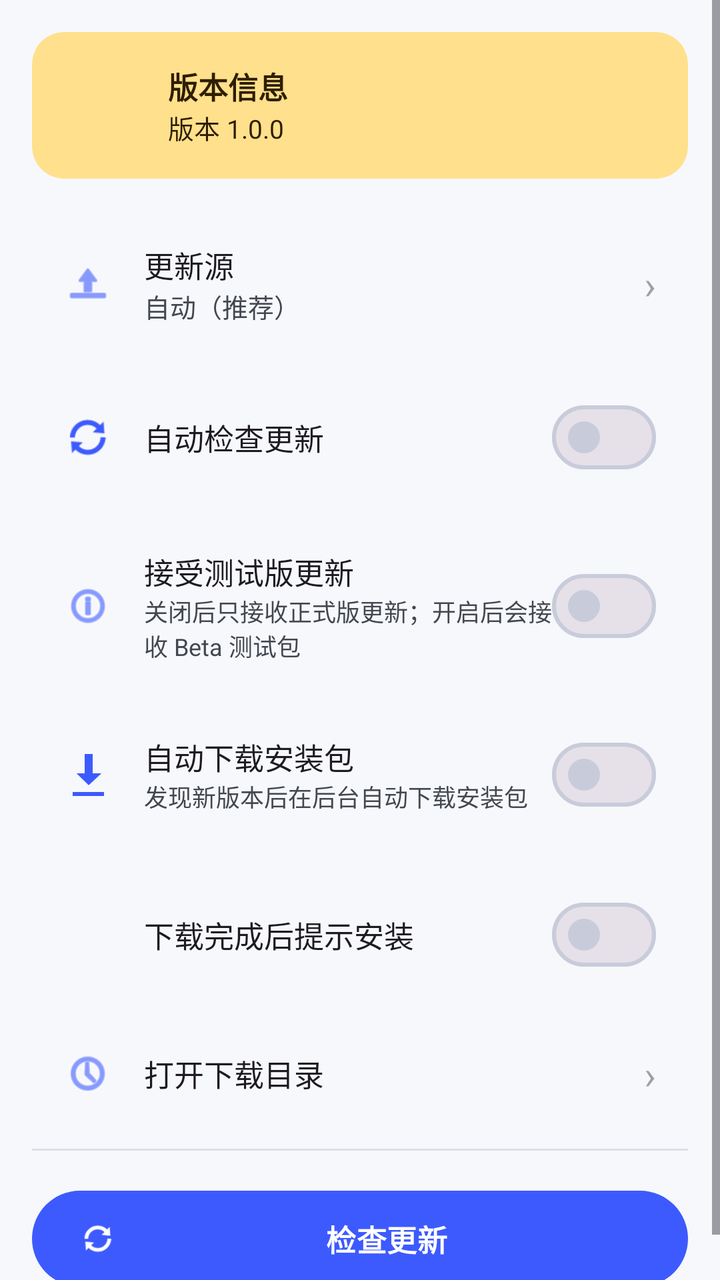
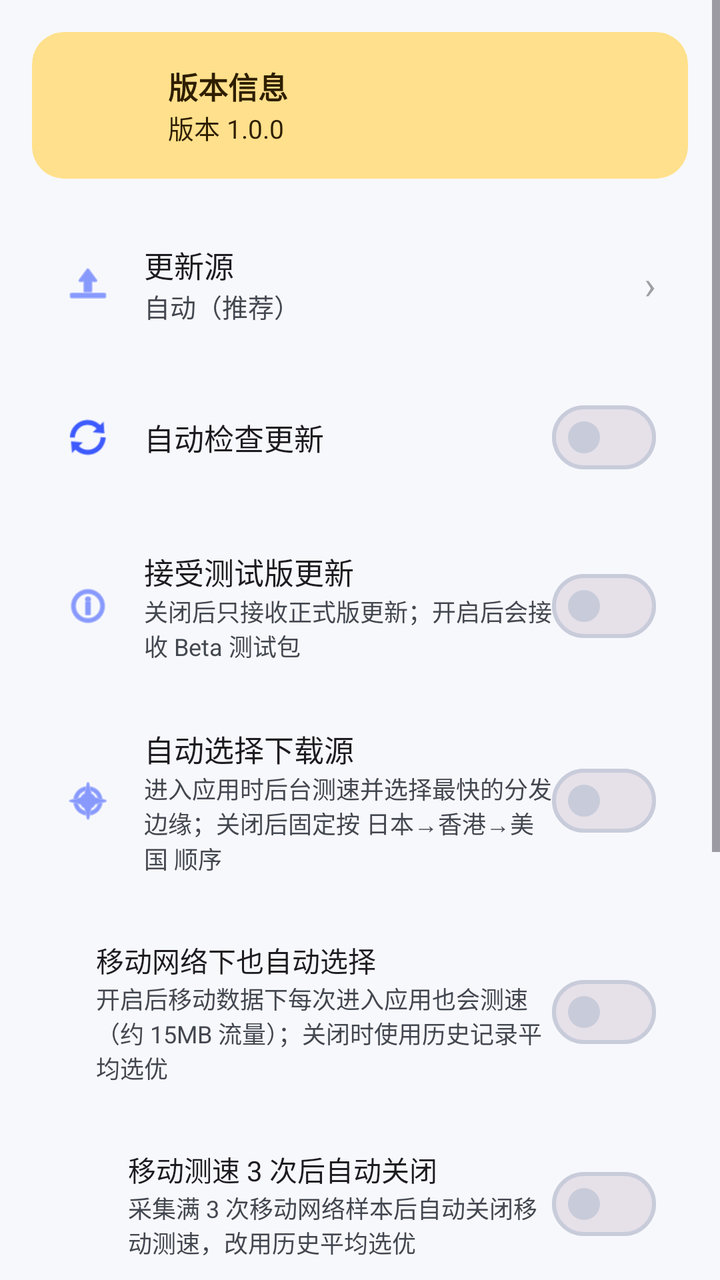

Two renders of the same Android screen: before a commit and after it. Below are the layout's source before the change and the commit's diff.
<!-- AndroidManifest.xml: application theme Theme.GameMatrixApp -->
<!-- res/layout/dialog_update_settings.xml -->
<?xml version="1.0" encoding="utf-8"?>

<ScrollView xmlns:android="http://schemas.android.com/apk/res/android"
    xmlns:app="http://schemas.android.com/apk/res-auto"
    android:layout_width="match_parent"
    android:layout_height="wrap_content"
    android:fillViewport="false">

    <LinearLayout
        android:layout_width="match_parent"
        android:layout_height="wrap_content"
        android:orientation="vertical"
        android:padding="@dimen/gm_spacing_4">

        
        <com.google.android.material.card.MaterialCardView
            android:layout_width="match_parent"
            android:layout_height="wrap_content"
            android:layout_marginBottom="@dimen/gm_spacing_4"
            app:cardCornerRadius="16dp"
            app:cardElevation="0dp"
            app:strokeWidth="0dp"
            app:cardBackgroundColor="?attr/colorSecondaryContainer">

            <LinearLayout
                android:layout_width="match_parent"
                android:layout_height="wrap_content"
                android:orientation="horizontal"
                android:padding="@dimen/gm_spacing_4"
                android:gravity="center_vertical">

                <ImageView
                    android:layout_width="40dp"
                    android:layout_height="40dp"
                    android:src="@mipmap/ic_launcher"
                    android:layout_marginEnd="@dimen/gm_spacing_3" />

                <LinearLayout
                    android:layout_width="0dp"
                    android:layout_height="wrap_content"
                    android:layout_weight="1"
                    android:orientation="vertical">

                    <TextView
                        android:layout_width="wrap_content"
                        android:layout_height="wrap_content"
                        android:text="版本信息"
                        android:textSize="15sp"
                        android:textStyle="bold"
                        android:textColor="?attr/colorOnSecondaryContainer" />

                    <TextView
                        android:id="@+id/tv_current_version"
                        android:layout_width="wrap_content"
                        android:layout_height="wrap_content"
                        android:text="版本 1.0.0"
                        android:textSize="13sp"
                        android:textColor="?attr/colorOnSecondaryContainer" />
                </LinearLayout>
            </LinearLayout>
        </com.google.android.material.card.MaterialCardView>

        
        <LinearLayout
            android:id="@+id/ll_update_source"
            android:layout_width="match_parent"
            android:layout_height="wrap_content"
            android:orientation="horizontal"
            android:padding="@dimen/gm_spacing_4"
            android:gravity="center_vertical"
            android:background="?attr/selectableItemBackground"
            android:clickable="true"
            android:focusable="true">

            <ImageView
                android:layout_width="24dp"
                android:layout_height="24dp"
                android:src="@android:drawable/ic_menu_upload"
                app:tint="?attr/colorPrimary"
                android:layout_marginEnd="@dimen/gm_spacing_4" />

            <LinearLayout
                android:layout_width="0dp"
                android:layout_height="wrap_content"
                android:layout_weight="1"
                android:orientation="vertical">

                <TextView
                    android:layout_width="wrap_content"
                    android:layout_height="wrap_content"
                    android:text="更新源"
                    android:textSize="15sp"
                    android:textColor="?android:attr/textColorPrimary" />

                <TextView
                    android:id="@+id/tv_update_source"
                    android:layout_width="wrap_content"
                    android:layout_height="wrap_content"
                    android:text="自动（推荐）"
                    android:textSize="13sp"
                    android:textColor="?attr/colorOnSurfaceVariant" />
            </LinearLayout>

            <TextView
                android:layout_width="wrap_content"
                android:layout_height="wrap_content"
                android:text="›"
                android:textSize="20sp"
                android:alpha="0.4"
                android:textColor="?android:attr/textColorPrimary" />
        </LinearLayout>

        
        <LinearLayout
            android:layout_width="match_parent"
            android:layout_height="wrap_content"
            android:orientation="horizontal"
            android:padding="@dimen/gm_spacing_4"
            android:gravity="center_vertical">

            <ImageView
                android:layout_width="24dp"
                android:layout_height="24dp"
                android:src="@android:drawable/ic_popup_sync"
                app:tint="?attr/colorPrimary"
                android:layout_marginEnd="@dimen/gm_spacing_4" />

            <TextView
                android:layout_width="0dp"
                android:layout_height="wrap_content"
                android:layout_weight="1"
                android:text="自动检查更新"
                android:textSize="15sp"
                android:textColor="?android:attr/textColorPrimary" />

            <com.google.android.material.materialswitch.MaterialSwitch
                android:id="@+id/switch_auto_check"
                android:layout_width="wrap_content"
                android:layout_height="wrap_content" />
        </LinearLayout>

        
        <LinearLayout
            android:layout_width="match_parent"
            android:layout_height="wrap_content"
            android:orientation="horizontal"
            android:padding="@dimen/gm_spacing_4"
            android:gravity="center_vertical">

            <ImageView
                android:layout_width="24dp"
                android:layout_height="24dp"
                android:src="@android:drawable/ic_menu_info_details"
                app:tint="?attr/colorPrimary"
                android:layout_marginEnd="@dimen/gm_spacing_4" />

            <LinearLayout
                android:layout_width="0dp"
                android:layout_height="wrap_content"
                android:layout_weight="1"
                android:orientation="vertical">

                <TextView
                    android:layout_width="wrap_content"
                    android:layout_height="wrap_content"
                    android:text="接受测试版更新"
                    android:textSize="15sp"
                    android:textColor="?android:attr/textColorPrimary" />

                <TextView
                    android:layout_width="wrap_content"
                    android:layout_height="wrap_content"
                    android:text="关闭后只接收正式版更新；开启后会接收 Beta 测试包"
                    android:textSize="12sp"
                    android:textColor="?attr/colorOnSurfaceVariant" />
            </LinearLayout>

            <com.google.android.material.materialswitch.MaterialSwitch
                android:id="@+id/switch_accept_beta"
                android:layout_width="wrap_content"
                android:layout_height="wrap_content" />
        </LinearLayout>

        
        <LinearLayout
            android:layout_width="match_parent"
            android:layout_height="wrap_content"
            android:orientation="horizontal"
            android:padding="@dimen/gm_spacing_4"
            android:gravity="center_vertical">

            <ImageView
                android:layout_width="24dp"
                android:layout_height="24dp"
                android:src="@android:drawable/stat_sys_download"
                app:tint="?attr/colorPrimary"
                android:layout_marginEnd="@dimen/gm_spacing_4" />

            <LinearLayout
                android:layout_width="0dp"
                android:layout_height="wrap_content"
                android:layout_weight="1"
                android:orientation="vertical">

                <TextView
                    android:layout_width="wrap_content"
                    android:layout_height="wrap_content"
                    android:text="自动下载安装包"
                    android:textSize="15sp"
                    android:textColor="?android:attr/textColorPrimary" />

                <TextView
                    android:layout_width="wrap_content"
                    android:layout_height="wrap_content"
                    android:text="发现新版本后在后台自动下载安装包"
                    android:textSize="12sp"
                    android:textColor="?attr/colorOnSurfaceVariant" />
            </LinearLayout>

            <com.google.android.material.materialswitch.MaterialSwitch
                android:id="@+id/switch_auto_download_update"
                android:layout_width="wrap_content"
                android:layout_height="wrap_content" />
        </LinearLayout>

        
        <LinearLayout
            android:id="@+id/ll_prompt_install_after_download"
            android:layout_width="match_parent"
            android:layout_height="wrap_content"
            android:orientation="horizontal"
            android:padding="@dimen/gm_spacing_4"
            android:paddingStart="56dp"
            android:gravity="center_vertical">

            <TextView
                android:id="@+id/tv_prompt_install_after_download"
                android:layout_width="0dp"
                android:layout_height="wrap_content"
                android:layout_weight="1"
                android:text="下载完成后提示安装"
                android:textSize="15sp"
                android:textColor="?android:attr/textColorPrimary" />

            <com.google.android.material.materialswitch.MaterialSwitch
                android:id="@+id/switch_prompt_install_after_download"
                android:layout_width="wrap_content"
                android:layout_height="wrap_content" />
        </LinearLayout>

        
        <LinearLayout
            android:id="@+id/ll_open_download_dir"
            android:layout_width="match_parent"
            android:layout_height="wrap_content"
            android:orientation="horizontal"
            android:padding="@dimen/gm_spacing_4"
            android:gravity="center_vertical"
            android:background="?attr/selectableItemBackground"
            android:clickable="true"
            android:focusable="true">

            <ImageView
                android:layout_width="24dp"
                android:layout_height="24dp"
                android:src="@android:drawable/ic_menu_recent_history"
                app:tint="?attr/colorPrimary"
                android:layout_marginEnd="@dimen/gm_spacing_4" />

            <TextView
                android:layout_width="0dp"
                android:layout_height="wrap_content"
                android:layout_weight="1"
                android:text="打开下载目录"
                android:textSize="15sp"
                android:textColor="?android:attr/textColorPrimary" />

            <TextView
                android:layout_width="wrap_content"
                android:layout_height="wrap_content"
                android:text="›"
                android:textSize="20sp"
                android:alpha="0.4"
                android:textColor="?android:attr/textColorPrimary" />
        </LinearLayout>

        
        <View
            android:layout_width="match_parent"
            android:layout_height="1dp"
            android:layout_marginTop="@dimen/gm_spacing_2"
            android:layout_marginBottom="@dimen/gm_spacing_4"
            android:background="?attr/colorOutlineVariant"
            android:alpha="0.5" />

        
        <com.google.android.material.button.MaterialButton
            android:id="@+id/btn_check_update"
            style="@style/Widget.Material3.Button"
            android:layout_width="match_parent"
            android:layout_height="56dp"
            android:text="检查更新"
            android:textSize="15sp"
            app:icon="@android:drawable/ic_popup_sync" />

    </LinearLayout>
</ScrollView>
<!-- resources referenced by this layout -->
<resources>
  <dimen name="gm_spacing_2">8dp</dimen>
  <dimen name="gm_spacing_3">12dp</dimen>
  <dimen name="gm_spacing_4">16dp</dimen>
  <!-- mipmap ic_launcher (mipmap-anydpi-v26) -->
  <?xml version="1.0" encoding="utf-8"?>
  <adaptive-icon xmlns:android="http://schemas.android.com/apk/res/android">
      <background android:drawable="@color/launcher_bg"/>
      <foreground android:drawable="@drawable/ic_launcher_foreground"/>
  </adaptive-icon>
  <color name="launcher_bg">#3D5AFE</color>
  <color name="md_theme_primary">#3D5AFE</color>
  <color name="md_theme_on_primary">#FFFFFF</color>
  <color name="md_theme_primary_container">#DEE3FF</color>
  <color name="md_theme_on_primary_container">#001558</color>
  <color name="md_theme_secondary">#FFB300</color>
  <color name="md_theme_on_secondary">#1A1200</color>
  <color name="md_theme_secondary_container">#FFE08C</color>
  <color name="md_theme_on_secondary_container">#2E1E00</color>
  <color name="md_theme_tertiary">#00897B</color>
  <color name="md_theme_on_tertiary">#FFFFFF</color>
  <color name="md_theme_tertiary_container">#97D6CB</color>
  <color name="md_theme_on_tertiary_container">#00201C</color>
  <color name="md_theme_surface">#FFFFFF</color>
  <color name="md_theme_on_surface">#16181F</color>
  <color name="md_theme_surface_variant">#E7E9F2</color>
  <color name="md_theme_on_surface_variant">#43474F</color>
  <color name="md_theme_surface_container_low">#EEF0F7</color>
  <color name="md_theme_surface_container">#E7E9F2</color>
  <color name="md_theme_surface_container_high">#E0E3EC</color>
  <color name="md_theme_background">#F7F8FC</color>
  <color name="md_theme_on_background">#16181F</color>
  <color name="md_theme_outline">#C8CCDA</color>
  <color name="md_theme_error">#D8392F</color>
  <color name="md_theme_on_error">#FFFFFF</color>
  <color name="md_theme_error_container">#F9DEDC</color>
  <color name="md_theme_on_error_container">#410E0B</color>
  <color name="colorSuccess">#1FA463</color>
  <color name="colorOnSuccess">#FFFFFF</color>
  <color name="colorSuccessContainer">#D1F4DE</color>
  <color name="colorOnSuccessContainer">#00210F</color>
  <color name="colorWarning">#E08A00</color>
  <color name="colorOnWarning">#FFFFFF</color>
  <color name="colorWarningContainer">#FFE0B0</color>
  <color name="colorOnWarningContainer">#271900</color>
  <color name="colorInfo">@color/md_theme_primary</color>
  <color name="colorOnInfo">@color/md_theme_on_primary</color>
  <color name="colorInfoContainer">@color/md_theme_primary_container</color>
  <color name="colorOnInfoContainer">@color/md_theme_on_primary_container</color>
  <style name="Widget.GameMatrix.PlatformButton" parent="@android:style/Widget.Material.Button">
          <item name="android:minHeight">44dp</item>
          <item name="android:paddingTop">4dp</item>
          <item name="android:paddingBottom">4dp</item>
          <item name="android:textAllCaps">false</item>
          <item name="android:letterSpacing">0.01</item>
      </style>
  <style name="Widget.GameMatrix.Card" parent="Widget.Material3.CardView.Elevated">
          <item name="cardCornerRadius">@dimen/gm_radius_lg</item>
          <item name="cardElevation">@dimen/gm_elevation_1</item>
          <item name="strokeWidth">0dp</item>
          <item name="rippleColor">?attr/colorPrimaryContainer</item>
      </style>
  <color name="brand_primary">#3D5AFE</color>
  <dimen name="gm_radius_lg">16dp</dimen>
  <dimen name="gm_elevation_1">1dp</dimen>
  <!-- unchanged entries left out for length: 3 -->
</resources>

<!-- the commit's change to res/layout/dialog_update_settings.xml (unified diff, before → after) -->
@@ -192,6 +192,118 @@
             <ImageView
                 android:layout_width="24dp"
                 android:layout_height="24dp"
+                android:src="@android:drawable/ic_menu_compass"
+                app:tint="?attr/colorPrimary"
+                android:layout_marginEnd="@dimen/gm_spacing_4" />
+
+            <LinearLayout
+                android:layout_width="0dp"
+                android:layout_height="wrap_content"
+                android:layout_weight="1"
+                android:orientation="vertical">
+
+                <TextView
+                    android:layout_width="wrap_content"
+                    android:layout_height="wrap_content"
+                    android:text="自动选择下载源"
+                    android:textSize="15sp"
+                    android:textColor="?android:attr/textColorPrimary" />
+
+                <TextView
+                    android:layout_width="wrap_content"
+                    android:layout_height="wrap_content"
+                    android:text="进入应用时后台测速并选择最快的分发边缘；关闭后固定按 日本→香港→美国 顺序"
+                    android:textSize="12sp"
+                    android:textColor="?attr/colorOnSurfaceVariant" />
+            </LinearLayout>
+
+            <com.google.android.material.materialswitch.MaterialSwitch
+                android:id="@+id/switch_dl_auto_select"
+                android:layout_width="wrap_content"
+                android:layout_height="wrap_content" />
+        </LinearLayout>
+
+        <LinearLayout
+            android:layout_width="match_parent"
+            android:layout_height="wrap_content"
+            android:orientation="horizontal"
+            android:padding="@dimen/gm_spacing_4"
+            android:gravity="center_vertical"
+            android:paddingStart="32dp">
+
+            <LinearLayout
+                android:layout_width="0dp"
+                android:layout_height="wrap_content"
+                android:layout_weight="1"
+                android:orientation="vertical">
+
+                <TextView
+                    android:layout_width="wrap_content"
+                    android:layout_height="wrap_content"
+                    android:text="移动网络下也自动选择"
+                    android:textSize="14sp"
+                    android:textColor="?android:attr/textColorPrimary" />
+
+                <TextView
+                    android:layout_width="wrap_content"
+                    android:layout_height="wrap_content"
+                    android:text="开启后移动数据下每次进入应用也会测速（约 15MB 流量）；关闭时使用历史记录平均选优"
+                    android:textSize="12sp"
+                    android:textColor="?attr/colorOnSurfaceVariant" />
+            </LinearLayout>
+
+            <com.google.android.material.materialswitch.MaterialSwitch
+                android:id="@+id/switch_dl_mobile_select"
+                android:layout_width="wrap_content"
+                android:layout_height="wrap_content" />
+        </LinearLayout>
+
+        <LinearLayout
+            android:layout_width="match_parent"
+            android:layout_height="wrap_content"
+            android:orientation="horizontal"
+            android:padding="@dimen/gm_spacing_4"
+            android:gravity="center_vertical"
+            android:paddingStart="48dp">
+
+            <LinearLayout
+                android:layout_width="0dp"
+                android:layout_height="wrap_content"
+                android:layout_weight="1"
+                android:orientation="vertical">
+
+                <TextView
+                    android:layout_width="wrap_content"
+                    android:layout_height="wrap_content"
+                    android:text="移动测速 3 次后自动关闭"
+                    android:textSize="14sp"
+                    android:textColor="?android:attr/textColorPrimary" />
+
+                <TextView
+                    android:layout_width="wrap_content"
+                    android:layout_height="wrap_content"
+                    android:text="采集满 3 次移动网络样本后自动关闭移动测速，改用历史平均选优"
+                    android:textSize="12sp"
+                    android:textColor="?attr/colorOnSurfaceVariant" />
+            </LinearLayout>
+
+            <com.google.android.material.materialswitch.MaterialSwitch
+                android:id="@+id/switch_dl_mobile_auto_disable"
+                android:layout_width="wrap_content"
+                android:layout_height="wrap_content" />
+        </LinearLayout>
+
+        
+        <LinearLayout
+            android:layout_width="match_parent"
+            android:layout_height="wrap_content"
+            android:orientation="horizontal"
+            android:padding="@dimen/gm_spacing_4"
+            android:gravity="center_vertical">
+
+            <ImageView
+                android:layout_width="24dp"
+                android:layout_height="24dp"
                 android:src="@android:drawable/stat_sys_download"
                 app:tint="?attr/colorPrimary"
                 android:layout_marginEnd="@dimen/gm_spacing_4" />
